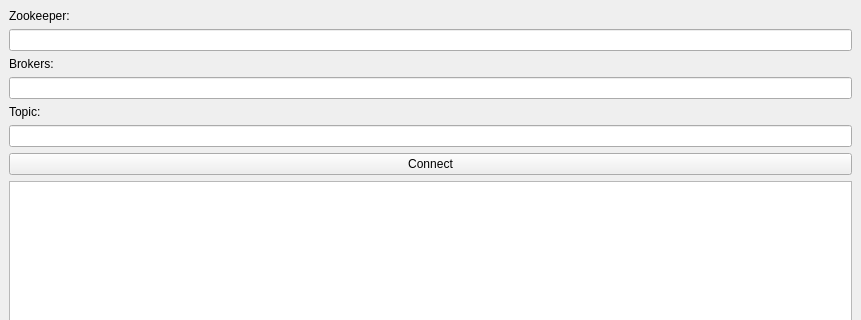
The window that JackDawTool/gui/MainWindowLayout.ui (mustafmst/JackDaw-Tool) describes before a commit, drawn with Qt 5; both pictures show x 0 to 861 and y 0 to 320 of the 861 by 636 pixel window.
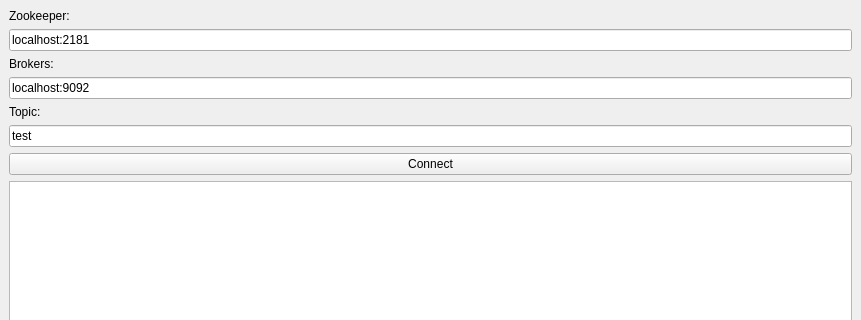
The same window after the commit.

```diff
--- a/JackDawTool/gui/MainWindowLayout.ui
+++ b/JackDawTool/gui/MainWindowLayout.ui
@@ -23,7 +23,11 @@
      </widget>
     </item>
     <item>
-     <widget class="QLineEdit" name="lineEditZookeeper"/>
+     <widget class="QLineEdit" name="lineEditZookeeper">
+      <property name="text">
+       <string>localhost:2181</string>
+      </property>
+     </widget>
     </item>
     <item>
      <widget class="QLabel" name="labelBrokers">
@@ -33,7 +37,11 @@
      </widget>
     </item>
     <item>
-     <widget class="QLineEdit" name="lineEditBrokers"/>
+     <widget class="QLineEdit" name="lineEditBrokers">
+      <property name="text">
+       <string>localhost:9092</string>
+      </property>
+     </widget>
     </item>
     <item>
      <widget class="QLabel" name="labelTopic">
@@ -43,7 +51,11 @@
      </widget>
     </item>
     <item>
-     <widget class="QLineEdit" name="lineEditTopic"/>
+     <widget class="QLineEdit" name="lineEditTopic">
+      <property name="text">
+       <string>test</string>
+      </property>
+     </widget>
     </item>
     <item>
      <widget class="QPushButton" name="buttoneConnect">
```
